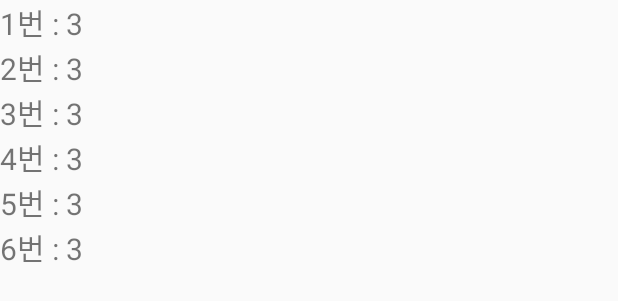
After one commit to qkrdkwl9090/Kotlin_Portfolio, an Android app: the layout itemlist.xml on its own in the app's theme, with its tools: preview values and no code run, on a phone screen of 412 x 824 dp. The commit adds this screen. Shown: the top 301 px of the screen. Run offline under Robolectric (Android 15) with nearby library versions, the phone set to English and light mode, and no system bars.

Commit message:
add retrofit Service, recyclerView Layout

```diff
--- a/Lotto/app/src/main/AndroidManifest.xml
+++ b/Lotto/app/src/main/AndroidManifest.xml
@@ -2,6 +2,7 @@
 <manifest xmlns:android="http://schemas.android.com/apk/res/android"
     package="com.dodong.lotto">
 
+    <uses-permission android:name="android.permission.INTERNET" />
     <application
         android:allowBackup="true"
         android:icon="@mipmap/ic_launcher"
--- /dev/null
+++ b/Lotto/app/src/main/res/layout/itemlist.xml
@@ -0,0 +1,104 @@
+<?xml version="1.0" encoding="utf-8"?>
+<LinearLayout xmlns:android="http://schemas.android.com/apk/res/android"
+    android:layout_width="match_parent"
+    android:layout_height="match_parent"
+    android:orientation="vertical">
+    <LinearLayout
+        android:layout_width="match_parent"
+        android:layout_height="wrap_content"
+        android:orientation="horizontal">
+        <TextView
+            android:layout_width="wrap_content"
+            android:layout_height="wrap_content"
+            android:textSize="20dp"
+            android:text="1번 : "/>
+        <TextView
+            android:id="@+id/num1"
+            android:layout_width="wrap_content"
+            android:layout_height="wrap_content"
+            android:textSize="20dp"
+            android:text="3"/>
+    </LinearLayout>
+    <LinearLayout
+        android:layout_width="match_parent"
+        android:layout_height="wrap_content"
+        android:orientation="horizontal">
+        <TextView
+            android:layout_width="wrap_content"
+            android:layout_height="wrap_content"
+            android:textSize="20dp"
+            android:text="2번 : "/>
+        <TextView
+            android:id="@+id/num2"
+            android:layout_width="wrap_content"
+            android:layout_height="wrap_content"
+            android:textSize="20dp"
+            android:text="3"/>
+    </LinearLayout>
+    <LinearLayout
+        android:layout_width="match_parent"
+        android:layout_height="wrap_content"
+        android:orientation="horizontal">
+        <TextView
+            android:layout_width="wrap_content"
+            android:layout_height="wrap_content"
+            android:textSize="20dp"
+            android:text="3번 : "/>
+        <TextView
+            android:id="@+id/num3"
+            android:layout_width="wrap_content"
+            android:layout_height="wrap_content"
+            android:textSize="20dp"
+            android:text="3"/>
+    </LinearLayout>
+    <LinearLayout
+        android:layout_width="match_parent"
+        android:layout_height="wrap_content"
+        android:orientation="horizontal">
+        <TextView
+            android:layout_width="wrap_content"
+            android:layout_height="wrap_content"
+            android:textSize="20dp"
+            android:text="4번 : "/>
+        <TextView
+            android:id="@+id/num4"
+            android:layout_width="wrap_content"
+            android:layout_height="wrap_content"
+            android:textSize="20dp"
+            android:text="3"/>
+    </LinearLayout>
+    <LinearLayout
+        android:layout_width="match_parent"
+        android:layout_height="wrap_content"
+        android:orientation="horizontal">
+        <TextView
+            android:layout_width="wrap_content"
+            android:layout_height="wrap_content"
+            android:textSize="20dp"
+            android:text="5번 : "/>
+        <TextView
+            android:id="@+id/num5"
+            android:layout_width="wrap_content"
+            android:layout_height="wrap_content"
+            android:textSize="20dp"
+            android:text="3"/>
+    </LinearLayout>
+    <LinearLayout
+        android:layout_width="match_parent"
+        android:layout_height="wrap_content"
+        android:orientation="horizontal">
+        <TextView
+            android:layout_width="wrap_content"
+            android:layout_height="wrap_content"
+            android:textSize="20dp"
+            android:text="6번 : "/>
+        <TextView
+            android:id="@+id/num6"
+            android:layout_width="wrap_content"
+            android:layout_height="wrap_content"
+            android:textSize="20dp"
+            android:text="3"/>
+    </LinearLayout>
+
+
+</LinearLayout>
```
Also changed, not shown: Lotto/app/build.gradle (+9 -0 lines), Lotto/app/src/main/java/com/dodong/lotto/LottoNumber.kt (added, +20 -0 lines), Lotto/app/src/main/java/com/dodong/lotto/MainActivity.kt (+110 -0 lines), Lotto/app/src/main/java/com/dodong/lotto/RetrofitService.kt (added, +9 -0 lines), Lotto/app/src/main/res/layout/activity_main.xml (+11 -12 lines).
